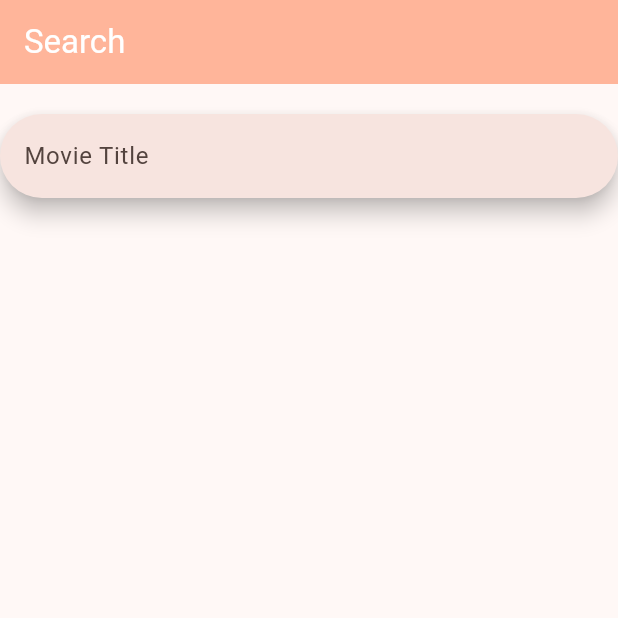
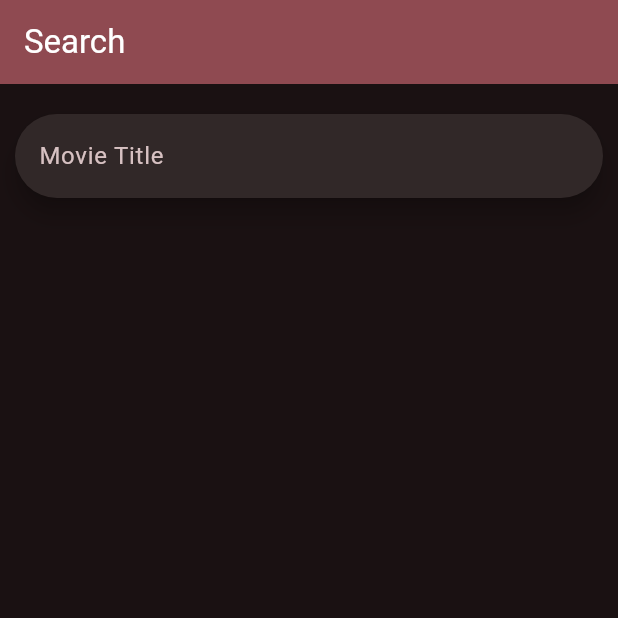
Before and after one commit to muhreeowki/film-finder-mobile, a Flutter app: the screen it shows after launch, on a phone screen of 412 x 824 dp, the top half of it. Run offline on Flutter 3.47's test engine with Material 3 defaults, Android fonts, the phone set to English and light mode, and no system bars; network calls fail.

Commit message:
Search error handling and improved the layout

```diff
--- a/lib/filmfinder.dart
+++ b/lib/filmfinder.dart
@@ -9,9 +9,15 @@ class Filmfinder extends StatelessWidget {
     return MaterialApp(
       home: Search(),
       theme: ThemeData(
-        colorScheme: ColorScheme.fromSeed(seedColor: Colors.brown),
         useMaterial3: true,
+        colorSchemeSeed: const Color.fromRGBO(86, 80, 80, 171),
       ),
+      darkTheme: ThemeData(
+        useMaterial3: true,
+        brightness: Brightness.dark,
+        colorSchemeSeed: const Color.fromRGBO(86, 80, 80, 171),
+      ),
+      themeMode: ThemeMode.dark,
     );
   }
 }
--- a/lib/screens/search/movie_genres.dart
+++ b/lib/screens/search/movie_genres.dart
@@ -15,11 +15,11 @@ class MovieGenres extends StatelessWidget {
                 .map((genre) => Container(
                     padding: const EdgeInsets.all(10),
                     decoration: BoxDecoration(
-                        borderRadius: BorderRadius.circular(5),
+                        borderRadius: BorderRadius.circular(20),
                         border: Border.all(
-                            color: Colors.black,
+                            color: Theme.of(context).colorScheme.surfaceBright,
                             style: BorderStyle.solid,
-                            width: 1.0)),
+                            width: 2.0)),
                     child: Text(genre)))
                 .toList()));
   }
--- a/lib/screens/search/movie_poster.dart
+++ b/lib/screens/search/movie_poster.dart
@@ -8,9 +8,7 @@ class MoviePoster extends StatelessWidget {
   @override
   Widget build(BuildContext context) {
     return Container(
-      constraints: const BoxConstraints.expand(
-        height: 330.0,
-      ),
+      constraints: const BoxConstraints.expand(height: 400),
       child: Image.network(
         url,
         fit: BoxFit.cover,
--- a/lib/screens/search/movie_stats.dart
+++ b/lib/screens/search/movie_stats.dart
@@ -18,7 +18,9 @@ class MovieStats extends StatelessWidget {
               }(),
               _movie.runtime,
             ].join("  •  "),
-            style: TextStyle(fontSize: 20, color: Colors.black45))
+            style: TextStyle(
+                fontSize: 20,
+                color: Theme.of(context).colorScheme.inverseSurface))
       ],
     );
   }
--- a/lib/screens/search/search.dart
+++ b/lib/screens/search/search.dart
@@ -28,13 +28,13 @@ class _CreateSearchState extends State<Search> {
     } else {
       // If the server did not return a 200 OK response,
       // then throw an exception.
-      throw Exception('Failed to load album');
+      throw Exception('Failed to load movie');
     }
   }
 
   @override
   void initState() {
-    fetchFilm("dark night");
+    fetchFilm("dark knight");
     super.initState();
   }
 
@@ -49,12 +49,14 @@ class _CreateSearchState extends State<Search> {
           backgroundColor: Theme.of(context).colorScheme.inversePrimary),
       body: Container(
         padding: const EdgeInsets.fromLTRB(0, 0, 0, 0),
-        child: Column(
+        child: ListView(
           children: [
             const SizedBox(
               height: 20,
             ),
-            FilmFinderSearchBar(fetchFilm),
+            Padding(
+                padding: EdgeInsets.fromLTRB(10, 0, 10, 0),
+                child: FilmFinderSearchBar(fetchFilm)),
             const SizedBox(
               height: 20,
             ),
@@ -70,42 +72,4 @@ class _CreateSearchState extends State<Search> {
       ),
     );
   }
-
-  // Define a search method that makes an API Call to
-  // a backend and stores the results in the results list,
-  // and changes the query.
 }
-
-    //   movie = Movie.fromJson({
-    //     "Title": "The Batman",
-    //     "Year": "2022",
-    //     "Rated": "PG-13",
-    //     "Released": "04 Mar 2022",
-    //     "Runtime": "176 min",
-    //     "Genre": "Action, Crime, Drama",
-    //     "Director": "Matt Reeves",
-    //     "Writer": "Matt Reeves, Peter Craig, Bob Kane",
-    //     "Actors": "Robert Pattinson, Zoë Kravitz, Jeffrey Wright",
-    //     "Plot":
-    //         "When a sadistic serial killer begins murdering key political figures in Gotham, The Batman is forced to investigate the city's hidden corruption and question his family's involvement.",
-    //     "Language": "English, Spanish, Latin, Italian",
-    //     "Country": "United States",
-    //     "Awards": "Nominated for 3 Oscars. 38 wins & 184 nominations total",
-    //     "Poster":
-    //         "https://m.media-amazon.com/images/M/MV5BOGE2NWUwMDItMjA4Yi00N2Y3LWJjMzEtMDJjZTMzZTdlZGE5XkEyXkFqcGdeQXVyODk4OTc3MTY@._V1_SX300.jpg",
-    //     "Ratings": [
-    //       {"Source": "Internet Movie Database", "Value": "7.8/10"},
-    //       {"Source": "Rotten Tomatoes", "Value": "85%"},
-    //       {"Source": "Metacritic", "Value": "72/100"}
-    //     ],
-    //     "Metascore": "72",
-    //     "imdbRating": "7.8",
-    //     "imdbVotes": "808,077",
-    //     "imdbID": "tt1877830",
-    //     "Type": "movie",
-    //     "DVD": "N/A",
-    //     "BoxOffice": "\$369,345,583",
-    //     "Production": "N/A",
-    //     "Website": "N/A",
-    //     "Response": "True"
-    //   });
```
Also changed, not shown: lib/models/movie.dart (+7 -1 lines).
